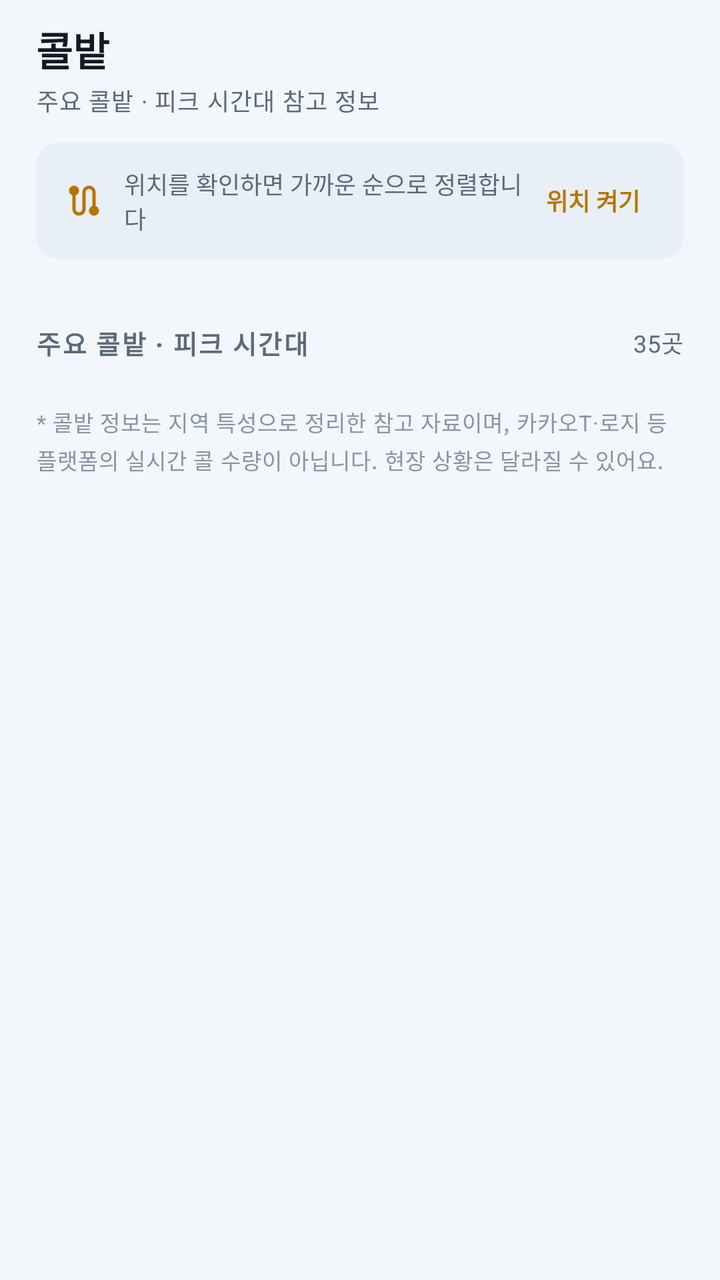
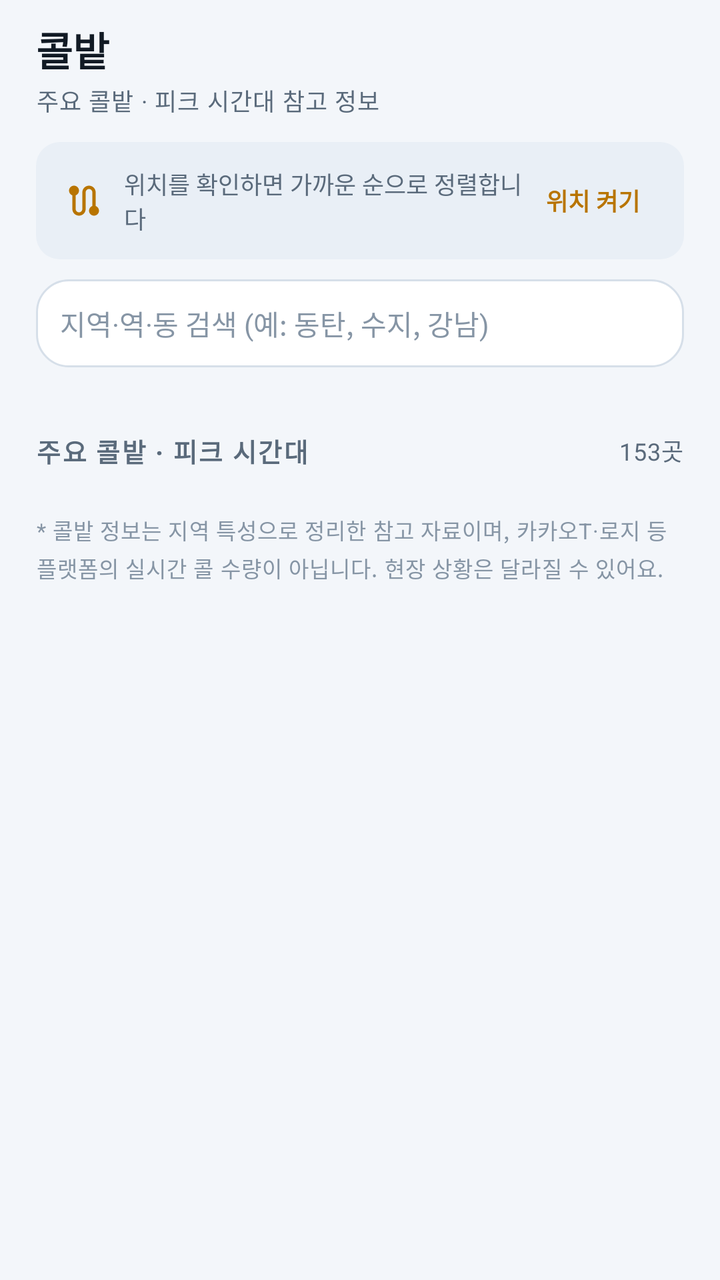

An Android layout rendered at two revisions. The XML below is the earlier revision; the diff shows what the commit changed to produce the second picture.
<!-- AndroidManifest.xml: application theme Theme.DaeriLedger -->
<!-- res/layout/screen_spots.xml -->
<?xml version="1.0" encoding="utf-8"?>
<FrameLayout xmlns:android="http://schemas.android.com/apk/res/android"
    xmlns:app="http://schemas.android.com/apk/res-auto"
    android:layout_width="match_parent"
    android:layout_height="match_parent">

    <androidx.core.widget.NestedScrollView
        android:layout_width="match_parent"
        android:layout_height="match_parent"
        android:clipToPadding="false"
        android:fillViewport="true"
        android:scrollbars="none">

        <LinearLayout
            android:id="@+id/spotsColumn"
            android:layout_width="match_parent"
            android:layout_height="wrap_content"
            android:orientation="vertical"
            android:paddingBottom="28dp">

            <LinearLayout
                android:layout_width="match_parent"
                android:layout_height="wrap_content"
                android:gravity="center_vertical"
                android:orientation="horizontal"
                android:paddingHorizontal="18dp"
                android:paddingTop="10dp">

                <LinearLayout
                    android:layout_width="0dp"
                    android:layout_height="wrap_content"
                    android:layout_weight="1"
                    android:orientation="vertical">

                    <TextView
                        style="@style/Text.Daeri.Title"
                        android:layout_width="wrap_content"
                        android:layout_height="wrap_content"
                        android:text="콜밭" />

                    <TextView
                        android:id="@+id/spotsSubtitle"
                        style="@style/Text.Daeri.Label"
                        android:layout_width="wrap_content"
                        android:layout_height="wrap_content"
                        android:layout_marginTop="2dp"
                        android:text="주요 콜밭 · 피크 시간대 참고 정보" />
                </LinearLayout>
            </LinearLayout>

            
            <LinearLayout
                android:id="@+id/locationCard"
                android:layout_width="match_parent"
                android:layout_height="wrap_content"
                android:layout_marginHorizontal="18dp"
                android:layout_marginTop="12dp"
                android:background="@drawable/bg_chip_soft"
                android:gravity="center_vertical"
                android:orientation="horizontal"
                android:paddingHorizontal="14dp"
                android:paddingVertical="12dp">

                <ImageView
                    android:layout_width="20dp"
                    android:layout_height="20dp"
                    android:contentDescription="@null"
                    android:src="@drawable/ic_route"
                    app:tint="@color/accent" />

                <TextView
                    android:id="@+id/locationText"
                    android:layout_width="0dp"
                    android:layout_height="wrap_content"
                    android:layout_marginStart="10dp"
                    android:layout_weight="1"
                    android:text="위치를 확인하면 가까운 순으로 정렬합니다"
                    android:textColor="@color/text_secondary"
                    android:textSize="12sp" />

                <TextView
                    android:id="@+id/locationAction"
                    android:layout_width="wrap_content"
                    android:layout_height="wrap_content"
                    android:background="?attr/selectableItemBackground"
                    android:paddingHorizontal="8dp"
                    android:paddingVertical="6dp"
                    android:text="위치 켜기"
                    android:textColor="@color/accent"
                    android:textSize="12sp"
                    android:textStyle="bold" />
            </LinearLayout>

            <HorizontalScrollView
                android:layout_width="match_parent"
                android:layout_height="wrap_content"
                android:layout_marginTop="10dp"
                android:clipToPadding="false"
                android:paddingHorizontal="18dp"
                android:scrollbars="none">

                <com.google.android.material.chip.ChipGroup
                    android:id="@+id/regionChips"
                    android:layout_width="wrap_content"
                    android:layout_height="wrap_content"
                    app:chipSpacingHorizontal="8dp"
                    app:singleLine="true"
                    app:singleSelection="true" />
            </HorizontalScrollView>

            
            <LinearLayout
                android:id="@+id/savedSection"
                android:layout_width="match_parent"
                android:layout_height="wrap_content"
                android:orientation="vertical"
                android:visibility="gone">

                <LinearLayout
                    android:layout_width="match_parent"
                    android:layout_height="wrap_content"
                    android:gravity="center_vertical"
                    android:orientation="horizontal"
                    android:paddingHorizontal="18dp"
                    android:paddingTop="22dp"
                    android:paddingBottom="4dp">

                    <TextView
                        style="@style/Text.Daeri.Section"
                        android:layout_width="0dp"
                        android:layout_height="wrap_content"
                        android:layout_weight="1"
                        android:text="내가 저장한 콜밭" />

                    <TextView
                        android:id="@+id/savedCountText"
                        style="@style/Text.Daeri.Label"
                        android:layout_width="wrap_content"
                        android:layout_height="wrap_content"
                        android:text="" />
                </LinearLayout>

                <LinearLayout
                    android:id="@+id/savedSpotsColumn"
                    android:layout_width="match_parent"
                    android:layout_height="wrap_content"
                    android:orientation="vertical" />
            </LinearLayout>

            
            <LinearLayout
                android:layout_width="match_parent"
                android:layout_height="wrap_content"
                android:gravity="center_vertical"
                android:orientation="horizontal"
                android:paddingHorizontal="18dp"
                android:paddingTop="22dp"
                android:paddingBottom="4dp">

                <TextView
                    style="@style/Text.Daeri.Section"
                    android:layout_width="0dp"
                    android:layout_height="wrap_content"
                    android:layout_weight="1"
                    android:text="주요 콜밭 · 피크 시간대" />

                <TextView
                    android:id="@+id/nearbyCountText"
                    style="@style/Text.Daeri.Label"
                    android:layout_width="wrap_content"
                    android:layout_height="wrap_content"
                    android:text="35곳" />
            </LinearLayout>

            <LinearLayout
                android:id="@+id/nearbyColumn"
                android:layout_width="match_parent"
                android:layout_height="wrap_content"
                android:orientation="vertical" />

            <TextView
                style="@style/Text.Daeri.Label"
                android:layout_width="match_parent"
                android:layout_height="wrap_content"
                android:layout_marginHorizontal="18dp"
                android:layout_marginTop="18dp"
                android:lineSpacingExtra="3dp"
                android:text="* 콜밭 정보는 지역 특성으로 정리한 참고 자료이며, 카카오T·로지 등 플랫폼의 실시간 콜 수량이 아닙니다. 현장 상황은 달라질 수 있어요."
                android:textColor="@color/text_tertiary"
                android:textSize="11sp" />

        </LinearLayout>
    </androidx.core.widget.NestedScrollView>

</FrameLayout>
<!-- resources referenced by this layout -->
<resources>
  <color name="accent">#B87400</color>
  <color name="text_secondary">#5A6A7B</color>
  <color name="text_tertiary">#8695A5</color>
  <!-- drawable bg_chip_soft (drawable) -->
  <?xml version="1.0" encoding="utf-8"?>
  <shape xmlns:android="http://schemas.android.com/apk/res/android" android:shape="rectangle">
      <solid android:color="@color/surface_high" />
      <corners android:radius="12dp" />
  </shape>
  <style name="Text.Daeri.Label" parent="TextAppearance.Material3.BodySmall">
          <item name="android:textSize">12sp</item>
          <item name="android:textColor">@color/text_secondary</item>
      </style>
  <style name="Text.Daeri.Section" parent="TextAppearance.Material3.TitleSmall">
          <item name="android:textSize">13sp</item>
          <item name="android:letterSpacing">0.06</item>
          <item name="android:textColor">@color/text_secondary</item>
          <item name="android:textStyle">bold</item>
      </style>
  <style name="Text.Daeri.Title" parent="TextAppearance.Material3.TitleLarge">
          <item name="android:textSize">20sp</item>
          <item name="android:textStyle">bold</item>
          <item name="android:textColor">@color/text_primary</item>
      </style>
  <style name="Theme.DaeriLedger" parent="Theme.DaeriLedger.Base" />
  <color name="surface_high">#E9EFF6</color>
  <color name="text_primary">#111A24</color>
  <color name="on_accent">#FFFFFF</color>
  <color name="accent_dim">#FFF0D2</color>
  <color name="profit">#0E8A4F</color>
  <color name="profit_dim">#E1F6EB</color>
  <color name="chart_bar">#2E6BC4</color>
  <color name="bg">#F3F6FA</color>
  <color name="surface">#FFFFFF</color>
  <color name="surface_alt">#FFFFFF</color>
  <color name="outline">#D6DFE9</color>
  <color name="divider">#E7EDF4</color>
  <color name="loss">#C93A3A</color>
  <style name="ThemeOverlay.Daeri.BottomSheet" parent="ThemeOverlay.Material3.BottomSheetDialog">
          <item name="colorSurface">@color/surface_alt</item>
          <item name="bottomSheetStyle">@style/Widget.Daeri.BottomSheet</item>
      </style>
  <style name="Shape.Daeri.ExtraSmall" parent="ShapeAppearance.Material3.Corner.ExtraSmall">
          <item name="cornerSize">8dp</item>
      </style>
  <style name="Shape.Daeri.Small" parent="ShapeAppearance.Material3.Corner.Small">
          <item name="cornerSize">12dp</item>
      </style>
  <style name="Shape.Daeri.Medium" parent="ShapeAppearance.Material3.Corner.Medium">
          <item name="cornerSize">18dp</item>
      </style>
  <style name="Shape.Daeri.Large" parent="ShapeAppearance.Material3.Corner.Large">
          <item name="cornerSize">26dp</item>
      </style>
  <style name="Widget.Daeri.BottomSheet" parent="Widget.Material3.BottomSheet.Modal">
          <item name="shapeAppearance">@style/Shape.Daeri.Large</item>
          <item name="backgroundTint">@color/surface_alt</item>
      </style>
  <!-- unchanged entries left out for length: 3 -->
</resources>

<!-- the commit's change to res/layout/screen_spots.xml (unified diff, before → after) -->
@@ -15,6 +15,7 @@
             android:id="@+id/spotsColumn"
             android:layout_width="match_parent"
             android:layout_height="wrap_content"
+            android:focusableInTouchMode="true"
             android:orientation="vertical"
             android:paddingBottom="28dp">
 
@@ -91,6 +92,46 @@
                     android:textStyle="bold" />
             </LinearLayout>
 
+            
+            <LinearLayout
+                android:layout_width="match_parent"
+                android:layout_height="wrap_content"
+                android:layout_marginHorizontal="18dp"
+                android:layout_marginTop="10dp"
+                android:background="@drawable/bg_amount_field"
+                android:gravity="center_vertical"
+                android:orientation="horizontal"
+                android:paddingHorizontal="12dp">
+
+                <EditText
+                    android:id="@+id/spotSearch"
+                    android:layout_width="0dp"
+                    android:layout_height="44dp"
+                    android:layout_weight="1"
+                    android:background="@null"
+                    android:hint="지역·역·동 검색 (예: 동탄, 수지, 강남)"
+                    android:imeOptions="actionSearch"
+                    android:importantForAutofill="no"
+                    android:inputType="text"
+                    android:maxLength="24"
+                    android:paddingVertical="0dp"
+                    android:singleLine="true"
+                    android:textColor="@color/text_primary"
+                    android:textColorHint="@color/text_tertiary"
+                    android:textSize="14sp" />
+
+                <ImageView
+                    android:id="@+id/spotSearchClear"
+                    android:layout_width="28dp"
+                    android:layout_height="28dp"
+                    android:background="?attr/selectableItemBackgroundBorderless"
+                    android:contentDescription="검색어 지우기"
+                    android:padding="6dp"
+                    android:src="@drawable/ic_close"
+                    android:visibility="gone"
+                    app:tint="@color/text_tertiary" />
+            </LinearLayout>
+
             <HorizontalScrollView
                 android:layout_width="match_parent"
                 android:layout_height="wrap_content"
@@ -169,7 +210,7 @@
                     style="@style/Text.Daeri.Label"
                     android:layout_width="wrap_content"
                     android:layout_height="wrap_content"
-                    android:text="35곳" />
+                    android:text="153곳" />
             </LinearLayout>
 
             <LinearLayout
<!-- resource entries referenced after the edit -->
@@ -3,12 +3,26 @@
   <color name="accent">#B87400</color>
   <color name="text_secondary">#5A6A7B</color>
   <color name="text_tertiary">#8695A5</color>
+  <!-- drawable bg_amount_field (drawable) -->
+  <?xml version="1.0" encoding="utf-8"?>
+  <shape xmlns:android="http://schemas.android.com/apk/res/android" android:shape="rectangle">
+      <solid android:color="@color/surface" />
+      <corners android:radius="16dp" />
+      <stroke android:width="1dp" android:color="@color/outline" />
+  </shape>
   <!-- drawable bg_chip_soft (drawable) -->
   <?xml version="1.0" encoding="utf-8"?>
   <shape xmlns:android="http://schemas.android.com/apk/res/android" android:shape="rectangle">
       <solid android:color="@color/surface_high" />
       <corners android:radius="12dp" />
   </shape>
+  <!-- drawable ic_close (drawable) -->
+  <vector xmlns:android="http://schemas.android.com/apk/res/android"
+      android:width="24dp" android:height="24dp"
+      android:viewportWidth="24" android:viewportHeight="24"
+      android:tint="?attr/colorControlNormal">
+      <path android:fillColor="@android:color/white" android:pathData="M19,6.41L17.59,5 12,10.59 6.41,5 5,6.41 10.59,12 5,17.59 6.41,19 12,13.41 17.59,19 19,17.59 13.41,12z" />
+  </vector>
   <style name="Text.Daeri.Label" parent="TextAppearance.Material3.BodySmall">
           <item name="android:textSize">12sp</item>
           <item name="android:textColor">@color/text_secondary</item>
